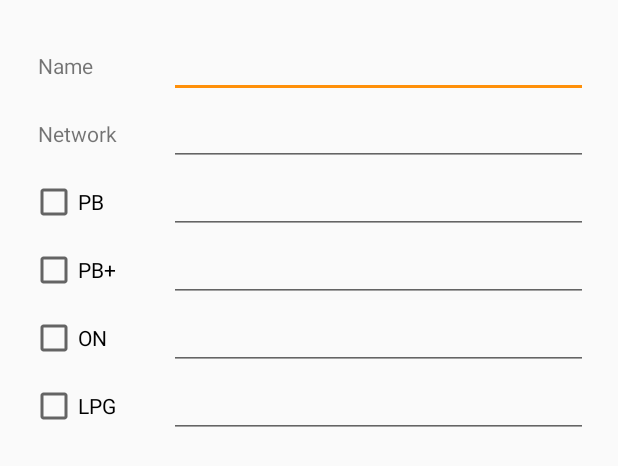
After one commit to filiprak/GasTrackerApp, an Android app: the layout station_form.xml on its own in the app's theme, with its tools: preview values and no code run, on a phone screen of 412 x 824 dp. The commit adds this screen. Shown: the top 466 px of the screen. Run offline under Robolectric (Android 15) with nearby library versions, the phone set to English and light mode, and no system bars.

Commit message:
Add simple modal dialog form class

```diff
--- a/app/build.gradle
+++ b/app/build.gradle
@@ -11,7 +11,7 @@ android {
         minSdkVersion 21
         targetSdkVersion 26
         versionCode 1
-        versionName "1.0"
+        versionName "1.1"
         testInstrumentationRunner "android.support.test.runner.AndroidJUnitRunner"
     }
     buildTypes {
@@ -31,4 +31,6 @@ dependencies {
     testImplementation 'junit:junit:4.12'
     androidTestImplementation 'com.android.support.test:runner:1.0.1'
     androidTestImplementation 'com.android.support.test.espresso:espresso-core:3.0.1'
+
+    compile 'com.github.salomonbrys.kotson:kotson:2.5.0'
 }
--- /dev/null
+++ b/app/src/main/res/layout/station_form.xml
@@ -0,0 +1,141 @@
+<?xml version="1.0" encoding="utf-8"?>
+<ScrollView xmlns:android="http://schemas.android.com/apk/res/android"
+    android:layout_width="fill_parent"
+    android:layout_height="wrap_content">
+
+    <LinearLayout
+        android:layout_width="fill_parent"
+        android:layout_height="wrap_content"
+        android:orientation="vertical"
+        android:padding="20dp">
+
+        <LinearLayout
+            android:layout_width="fill_parent"
+            android:layout_height="wrap_content"
+            android:orientation="horizontal">
+
+            <TextView
+                android:layout_width="0dp"
+                android:layout_height="wrap_content"
+                android:layout_weight="0.25"
+                android:padding="5dp"
+                android:text="Name" />
+
+            <EditText
+                android:id="@+id/station_name"
+                android:layout_width="0dp"
+                android:layout_height="wrap_content"
+                android:layout_weight="0.75"
+                android:ems="10" />
+        </LinearLayout>
+
+        <LinearLayout
+            android:layout_width="fill_parent"
+            android:layout_height="wrap_content"
+            android:orientation="horizontal">
+
+            <TextView
+                android:layout_width="0dp"
+                android:layout_height="wrap_content"
+                android:layout_weight="0.25"
+                android:padding="5dp"
+                android:text="Network" />
+
+            <EditText
+                android:id="@+id/station_network"
+                android:layout_width="0dp"
+                android:layout_height="wrap_content"
+                android:layout_weight="0.75"
+                android:ems="10" />
+        </LinearLayout>
+
+        <LinearLayout
+            android:layout_width="fill_parent"
+            android:layout_height="wrap_content"
+            android:orientation="horizontal">
+
+            <CheckBox
+                android:id="@+id/pb_checkBox"
+                android:layout_width="0dp"
+                android:layout_height="wrap_content"
+                android:layout_weight="0.25"
+                android:text="PB" />
+
+            <EditText
+                android:id="@+id/pb_price"
+                android:layout_width="0dp"
+                android:layout_height="wrap_content"
+                android:layout_weight="0.75"
+                android:ems="10"
+                android:inputType="numberDecimal" />
+
+        </LinearLayout>
+
+        <LinearLayout
+            android:layout_width="match_parent"
+            android:layout_height="match_parent"
+            android:orientation="horizontal">
+
+            <CheckBox
+                android:id="@+id/pbplus_checkBox"
+                android:layout_width="0dp"
+                android:layout_height="wrap_content"
+                android:layout_weight="0.25"
+                android:text="PB+" />
+
+            <EditText
+                android:id="@+id/pbplus_price"
+                android:layout_width="0dp"
+                android:layout_height="wrap_content"
+                android:layout_weight="0.75"
+                android:ems="10"
+                android:inputType="numberDecimal" />
+
+        </LinearLayout>
+
+        <LinearLayout
+            android:layout_width="match_parent"
+            android:layout_height="match_parent"
+            android:orientation="horizontal">
+
+            <CheckBox
+                android:id="@+id/on_checkBox"
+                android:layout_width="0dp"
+                android:layout_height="wrap_content"
+                android:layout_weight="0.25"
+                android:text="ON" />
+
+            <EditText
+                android:id="@+id/on_price"
+                android:layout_width="0dp"
+                android:layout_height="wrap_content"
+                android:layout_weight="0.75"
+                android:ems="10"
+                android:inputType="numberDecimal" />
+
+        </LinearLayout>
+
+        <LinearLayout
+            android:layout_width="match_parent"
+            android:layout_height="match_parent"
+            android:orientation="horizontal">
+
+            <CheckBox
+                android:id="@+id/lpg_checkBox"
+                android:layout_width="0dp"
+                android:layout_height="wrap_content"
+                android:layout_weight="0.25"
+                android:text="LPG" />
+
+            <EditText
+                android:id="@+id/lpg_price"
+                android:layout_width="0dp"
+                android:layout_height="wrap_content"
+                android:layout_weight="0.75"
+                android:ems="10"
+                android:inputType="numberDecimal" />
+
+        </LinearLayout>
+
+    </LinearLayout>
+</ScrollView>
--- a/app/src/main/res/values/strings.xml
+++ b/app/src/main/res/values/strings.xml
@@ -14,4 +14,6 @@
         completions."
     </string>
     <string name="title_activity_maps">GoogleMap</string>
+    <string name="action_settings">Menu</string>
+    <string name="new_station">Add station</string>
 </resources>
```
Also changed, not shown: app/src/main/java/spdb/gastracker/MapsActivity.kt (+43 -0 lines), app/src/main/java/spdb/gastracker/utils/DialogForm.kt (added, +92 -0 lines), app/src/main/res/menu/custom_menu.xml (added, +16 -0 lines), app/src/main/res/drawable/add_location.png (added).
